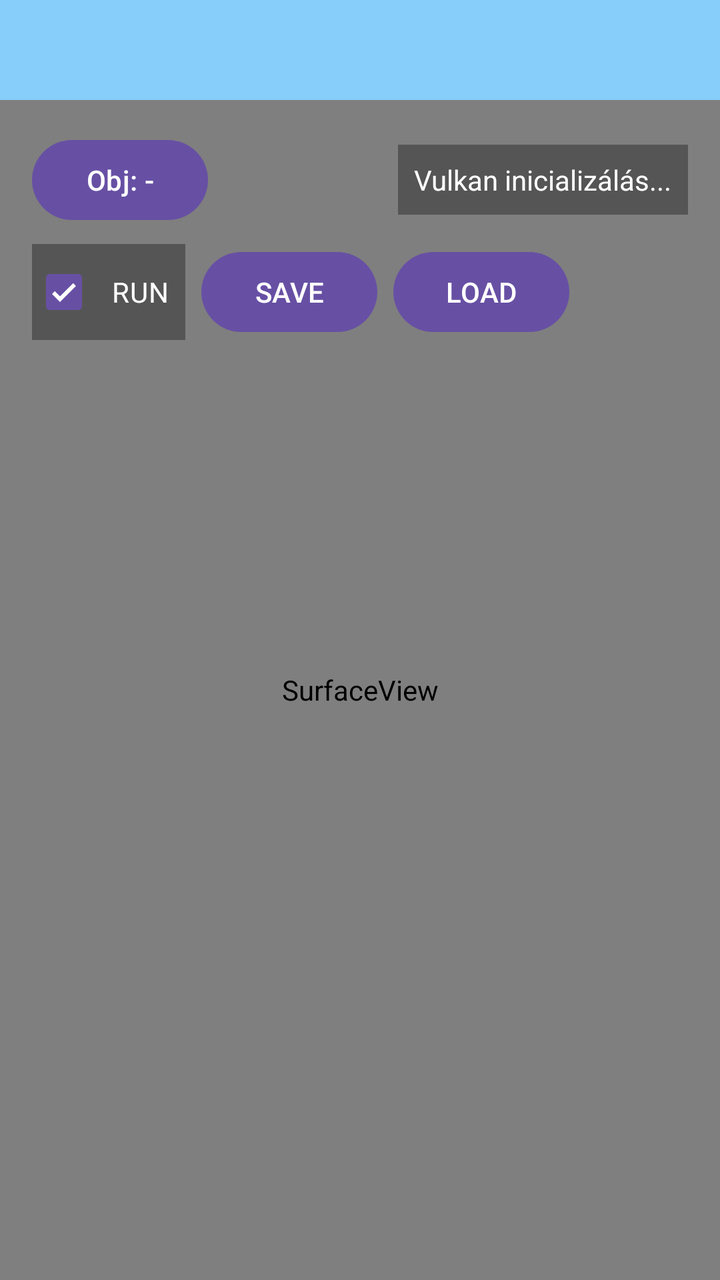
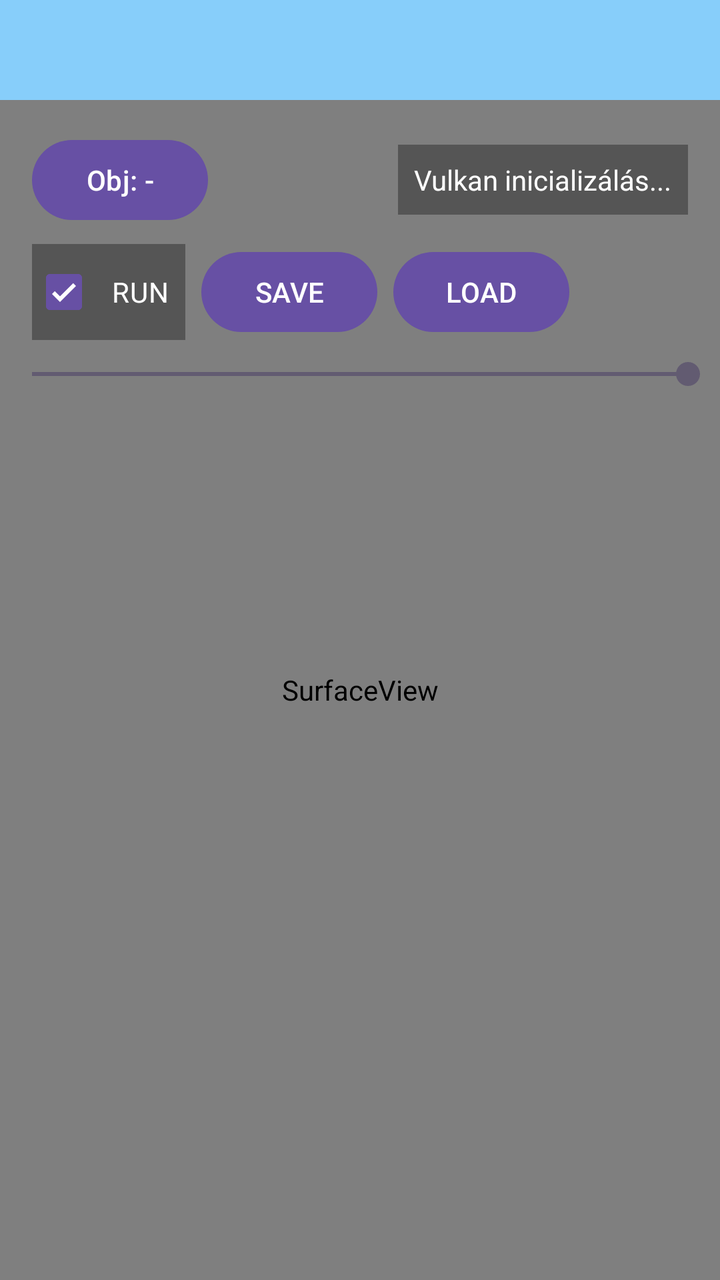

Two renders of the same Android screen: before a commit and after it. Below are the layout's source before the change and the commit's diff.
<!-- AndroidManifest.xml: application theme Theme.SimonApp -->
<!-- res/layout/activity_main.xml -->
<?xml version="1.0" encoding="utf-8"?>
<LinearLayout xmlns:android="http://schemas.android.com/apk/res/android"
    xmlns:tools="http://schemas.android.com/tools"
    android:id="@+id/main"
    android:layout_width="match_parent"
    android:layout_height="match_parent"
    android:orientation="vertical"
    tools:context=".MainActivity">

    <FrameLayout
        android:id="@+id/ad_container"
        android:layout_width="match_parent"
        android:layout_height="@dimen/ad_container_height"
        android:background="@color/ad_container_background"
        android:importantForAccessibility="no" />

    <FrameLayout
        android:id="@+id/game_container"
        android:layout_width="match_parent"
        android:layout_height="0dp"
        android:layout_weight="1">

        <SurfaceView
            android:id="@+id/vulkan_surface"
            android:layout_width="match_parent"
            android:layout_height="match_parent" />

        <LinearLayout
            android:id="@+id/top_overlay_controls"
            android:layout_width="match_parent"
            android:layout_height="wrap_content"
            android:layout_gravity="top"
            android:layout_margin="16dp"
            android:orientation="vertical">

            <LinearLayout
                android:layout_width="match_parent"
                android:layout_height="wrap_content"
                android:gravity="center_vertical"
                android:orientation="horizontal">

                <Button
                    android:id="@+id/button"
                    android:layout_width="wrap_content"
                    android:layout_height="wrap_content"
                    android:text="Obj: -" />

                <View
                    android:layout_width="0dp"
                    android:layout_height="1dp"
                    android:layout_weight="1" />

                <TextView
                    android:id="@+id/status_text"
                    android:layout_width="wrap_content"
                    android:layout_height="wrap_content"
                    android:background="#55000000"
                    android:padding="8dp"
                    android:text="@string/vulkan_initializing"
                    android:textColor="#FFFFFF" />

            </LinearLayout>

            <LinearLayout
                android:layout_width="wrap_content"
                android:layout_height="wrap_content"
                android:layout_marginTop="8dp"
                android:orientation="horizontal">

                <CheckBox
                    android:id="@+id/run_pause_checkbox"
                    android:layout_width="wrap_content"
                    android:layout_height="wrap_content"
                    android:background="#55000000"
                    android:checked="true"
                    android:padding="8dp"
                    android:text="@string/run_pause_checkbox"
                    android:textColor="#FFFFFF" />

                <Button
                    android:id="@+id/save_button"
                    android:layout_width="wrap_content"
                    android:layout_height="wrap_content"
                    android:layout_marginStart="8dp"
                    android:text="@string/save_button_label" />

                <Button
                    android:id="@+id/load_button"
                    android:layout_width="wrap_content"
                    android:layout_height="wrap_content"
                    android:layout_marginStart="8dp"
                    android:text="@string/load_button_label" />

            </LinearLayout>

        </LinearLayout>

    </FrameLayout>

</LinearLayout>
<!-- resources referenced by this layout -->
<resources>
  <color name="ad_container_background">#87CEFA</color>
  <dimen name="ad_container_height">50dp</dimen>
  <string name="load_button_label">LOAD</string>
  <string name="run_pause_checkbox">RUN</string>
  <string name="save_button_label">SAVE</string>
  <string name="vulkan_initializing">Vulkan inicializálás...</string>
  <style name="Theme.SimonApp" parent="Base.Theme.SimonApp" />
  <style name="Base.Theme.SimonApp" parent="Theme.Material3.DayNight.NoActionBar">
          
          
      </style>
</resources>

<!-- the commit's change to res/layout/activity_main.xml (unified diff, before → after) -->
@@ -30,12 +30,14 @@
             android:layout_width="match_parent"
             android:layout_height="wrap_content"
             android:layout_gravity="top"
-            android:layout_margin="16dp"
+            android:layout_marginTop="16dp"
             android:orientation="vertical">
 
             <LinearLayout
                 android:layout_width="match_parent"
                 android:layout_height="wrap_content"
+                android:layout_marginStart="16dp"
+                android:layout_marginEnd="16dp"
                 android:gravity="center_vertical"
                 android:orientation="horizontal">
 
@@ -64,7 +66,9 @@
             <LinearLayout
                 android:layout_width="wrap_content"
                 android:layout_height="wrap_content"
+                android:layout_marginStart="16dp"
                 android:layout_marginTop="8dp"
+                android:layout_marginEnd="16dp"
                 android:orientation="horizontal">
 
                 <CheckBox
@@ -93,6 +97,15 @@
 
             </LinearLayout>
 
+            <SeekBar
+                android:id="@+id/button_volume_seekbar"
+                android:layout_width="match_parent"
+                android:layout_height="wrap_content"
+                android:layout_marginTop="8dp"
+                android:contentDescription="@string/button_volume_seekbar_description"
+                android:max="100"
+                android:progress="100" />
+
         </LinearLayout>
 
     </FrameLayout>
<!-- resource entries referenced after the edit -->
@@ -2,6 +2,7 @@
 <resources>
   <color name="ad_container_background">#87CEFA</color>
   <dimen name="ad_container_height">50dp</dimen>
+  <string name="button_volume_seekbar_description">Button volume</string>
   <string name="load_button_label">LOAD</string>
   <string name="run_pause_checkbox">RUN</string>
   <string name="save_button_label">SAVE</string>
